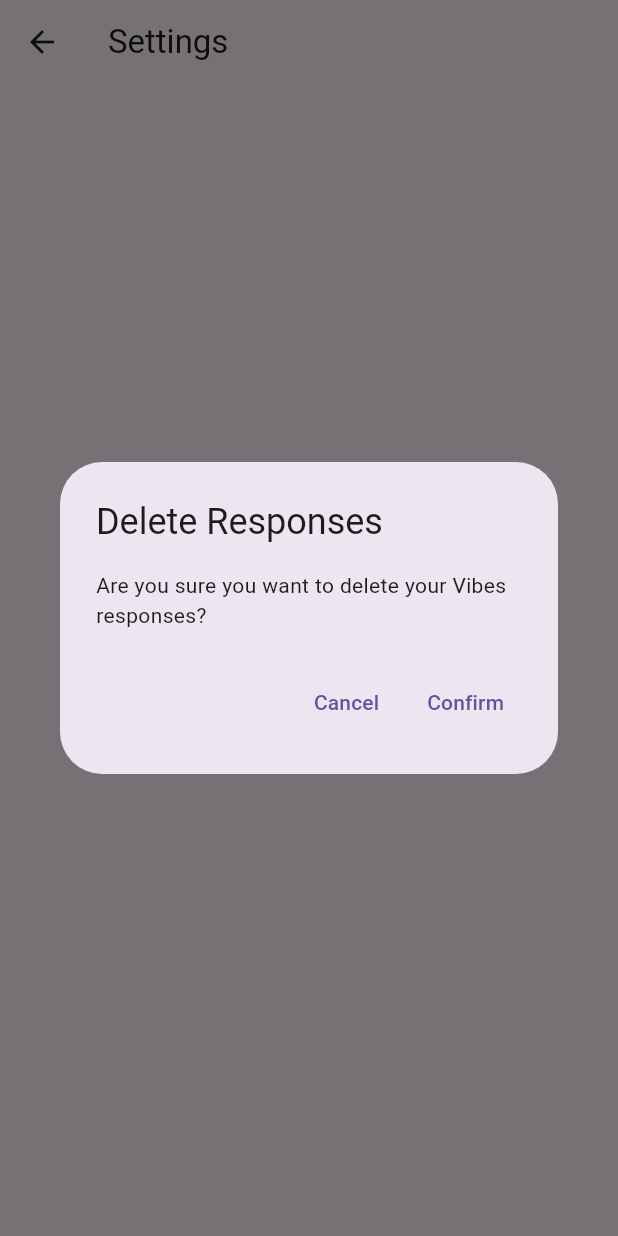
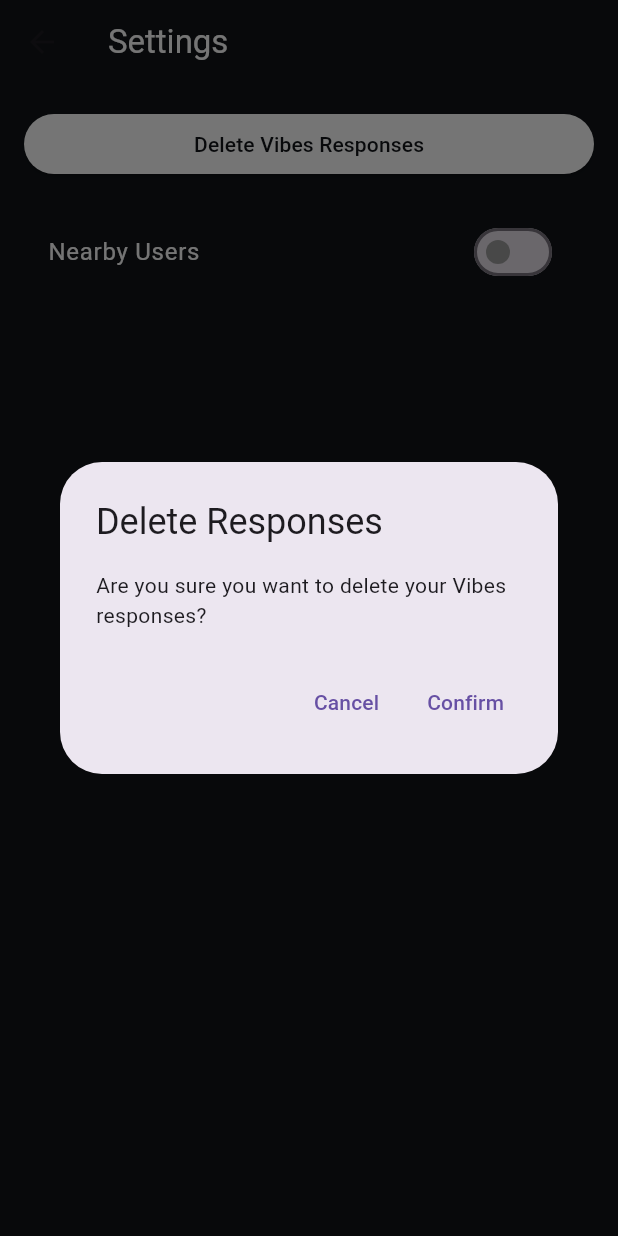
Before and after one commit to SajalDevX/hushh-connect, a Flutter app: the SettingsScreen screen opened directly, after a tap on "Delete Vibes Responses", on a phone screen of 412 x 824 dp. Run offline on Flutter 3.47's test engine with Material 3 defaults, Android fonts, the phone set to English and light mode, and no system bars; our stand-ins replace firebase_auth, firebase_core, firebase_messaging, firebase_storage, flutter_image_compress, flutter_local_notifications and 8 more; accounts and stored records are empty; project files that could hold a hidden picture were left out.

Commit message:
feature: settings feature added

```diff
--- a/lib/ui/app/settings/settingsViewModel.dart
+++ b/lib/ui/app/settings/settingsViewModel.dart
@@ -1,5 +1,6 @@
 import 'package:firebase_auth/firebase_auth.dart';
 import 'package:flutter/material.dart';
+import 'package:shared_preferences/shared_preferences.dart';
 import 'package:supabase_flutter/supabase_flutter.dart';
 
 class SettingsViewModel extends ChangeNotifier {
@@ -69,4 +70,17 @@
       print('Error deleting responses and status: $e');
     }
   }
+
+  Future<void> setNearbyUsersPreference(bool isNearbyEnabled) async {
+    final prefs = await SharedPreferences.getInstance();
+    await prefs.setBool('nearby_users', isNearbyEnabled);
+    notifyListeners();
+  }
+
+  // Get the current "nearby users" preference
+  Future<bool> getNearbyUsersPreference() async {
+    final prefs = await SharedPreferences.getInstance();
+    return prefs.getBool('nearby_users') ??
+        false; // Return false if no value is set
+  }
 }
--- a/lib/ui/app/settings/settings_screen.dart
+++ b/lib/ui/app/settings/settings_screen.dart
@@ -1,20 +1,52 @@
-// ignore_for_file: use_build_context_synchronously
+import 'package:flutter/material.dart';
+import 'package:provider/provider.dart';
+import 'package:hushhxtinder/ui/app/settings/settingsViewModel.dart';
 
-import 'package:flutter/material.dart';
-import 'package:hushhxtinder/ui/app/settings/settingsViewModel.dart';
-import 'package:provider/provider.dart';
+class SettingsScreen extends StatefulWidget {
+  @override
+  _SettingsScreenState createState() => _SettingsScreenState();
+}
 
-class SettingsScreen extends StatelessWidget {
+class _SettingsScreenState extends State<SettingsScreen> {
+  bool isNearbyUsersOn = false;
+
+  @override
+  void initState() {
+    super.initState();
+    _loadNearbyUsersPreference();
+  }
+
+  Future<void> _loadNearbyUsersPreference() async {
+    final settingsViewModel =
+        Provider.of<SettingsViewModel>(context, listen: false);
+    bool preference = await settingsViewModel
+        .getNearbyUsersPreference(); // Fetch nearby users toggle state
+    setState(() {
+      isNearbyUsersOn = preference;
+    });
+  }
+
   @override
   Widget build(BuildContext context) {
     final settingsViewModel = Provider.of<SettingsViewModel>(context);
 
     return Scaffold(
       appBar: AppBar(
-        title: const Text('Settings'),
+        title: const Text(
+          'Settings',
+          style: TextStyle(color: Colors.white),
         ),
-      body: Center(
-        child: ElevatedButton(
+        backgroundColor:
+            Color(0xFF111418), // Set AppBar background color to match screen
+      ),
+      backgroundColor:
+          Color(0xFF111418), // Set the screen background color to #111480
+      body: Padding(
+        padding: const EdgeInsets.all(16.0),
+        child: ListView(
+          children: [
+            // Delete Vibes Responses Button
+            ElevatedButton(
               onPressed: () {
                 showDialog(
                   context: context,
@@ -25,14 +57,15 @@
                     actions: [
                       TextButton(
                         onPressed: () {
-                      Navigator.of(context).pop();
+                          Navigator.of(context).pop(); // Close dialog
                         },
                         child: const Text('Cancel'),
                       ),
                       TextButton(
                         onPressed: () async {
                           await settingsViewModel.deleteResponseAndStatus();
-                      Navigator.of(context).pop();
+                          Navigator.of(context)
+                              .pop(); // Close dialog after deletion
                         },
                         child: const Text('Confirm'),
                       ),
@@ -40,7 +73,35 @@
                   ),
                 );
               },
-          child: Text('Delete Vibes Responses'),
+              child: const Text('Delete Vibes Responses'),
+              style: ElevatedButton.styleFrom(
+                foregroundColor: Color(0xFF111418),
+                backgroundColor: Colors.white, // Text color
+              ),
+            ),
+
+            const SizedBox(height: 20),
+
+            // Nearby Users Toggle
+            SwitchListTile(
+              title: const Text(
+                'Nearby Users',
+                style: TextStyle(color: Colors.white),
+              ),
+              value: isNearbyUsersOn,
+              onChanged: (bool value) async {
+                setState(() {
+                  isNearbyUsersOn = value;
+                });
+                await settingsViewModel
+                    .setNearbyUsersPreference(value); // Save toggle state
+              },
+
+              tileColor: Color(0xFF111418), // Background color of the toggle
+              activeColor: Colors.white, // Color when switch is on
+              inactiveThumbColor: Colors.grey, // Color when switch is off
+            ),
+          ],
         ),
       ),
     );
```
Also changed, not shown: lib/ui/app/home/homeScreen.dart (+28 -4 lines), lib/ui/app/home/homeViewmodel.dart (+17 -2 lines). Lines whose indentation alone changed are shown as unchanged.
